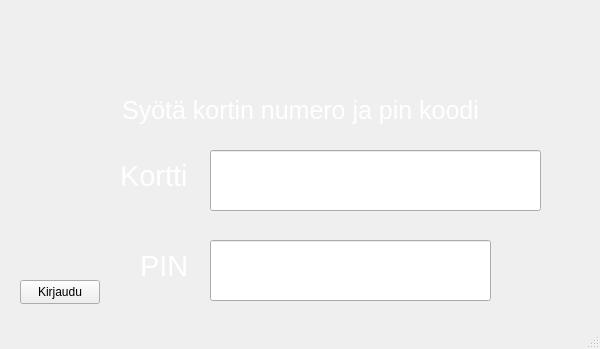
First picture: the form in frontend/mainwindow.ui, repository 22kmo-project/group_3, before the edit.
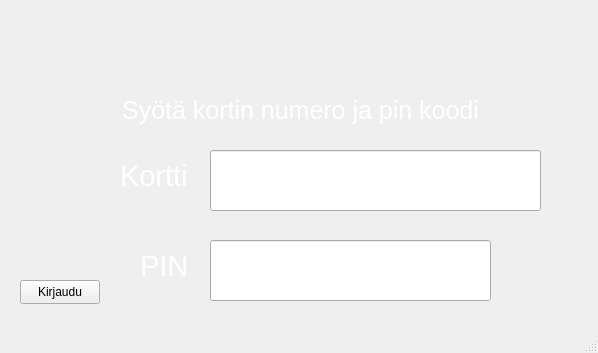
Second picture: the form after the edit. Icons and pictures are not drawn.

```diff
--- a/frontend/mainwindow.ui
+++ b/frontend/mainwindow.ui
@@ -6,8 +6,8 @@
    <rect>
     <x>0</x>
     <y>0</y>
-    <width>600</width>
-    <height>349</height>
+    <width>598</width>
+    <height>353</height>
    </rect>
   </property>
   <property name="windowTitle">
```
